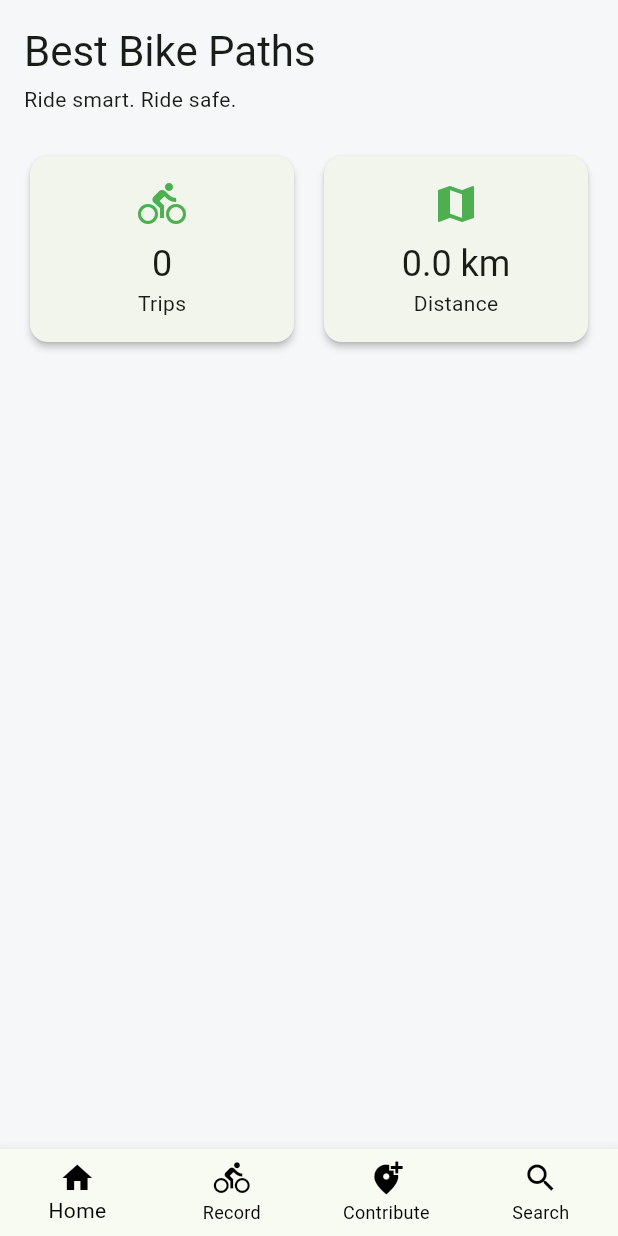
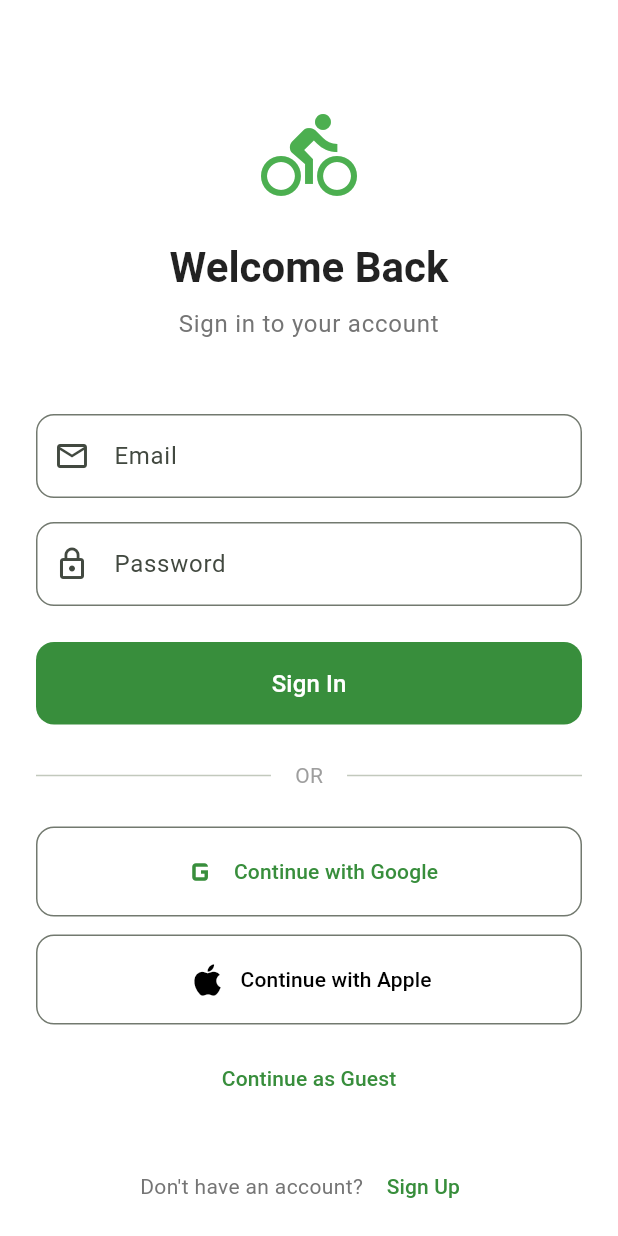
Before and after one commit to BBPpolimi/MurugesanPalanisamyMarasani, a Flutter app: the screen it shows after launch, on a phone screen of 412 x 824 dp. Run offline on Flutter 3.47's test engine with Material 3 defaults, Android fonts, the phone set to English and light mode, and no system bars; our stand-ins replace firebase_auth, firebase_core, flutter_riverpod, geolocator, google_sign_in, sensors_plus and 1 more; accounts and stored records are empty.

Commit message:
Added Login and Registration Pages. Implemented Firebase Authentication for Andriod Devices. IOS devices Firebase authentication is pending

```diff
--- a/lib/main.dart
+++ b/lib/main.dart
@@ -1,8 +1,13 @@
 import 'package:flutter/material.dart';
 import 'package:flutter_riverpod/flutter_riverpod.dart';
+import 'package:firebase_core/firebase_core.dart';
 import 'package:bbp_flutter/pages/home_page.dart';
+import 'package:bbp_flutter/pages/login_page.dart';
+import 'package:bbp_flutter/services/providers.dart';
 
-void main() {
+void main() async {
+  WidgetsFlutterBinding.ensureInitialized();
+  await Firebase.initializeApp();
   runApp(const ProviderScope(child: BBPApp()));
 }
 
@@ -14,7 +19,6 @@ class BBPApp extends StatelessWidget {
     return MaterialApp(
       title: 'Best Bike Path',
       debugShowCheckedModeBanner: false,
-
       theme: ThemeData(
         colorScheme: ColorScheme.fromSeed(
           seedColor: Colors.green,
@@ -27,14 +31,29 @@ class BBPApp extends StatelessWidget {
           elevation: 1,
         ),
         cardTheme: CardThemeData(
-        shape: RoundedRectangleBorder(
-          borderRadius: BorderRadius.circular(12),
+          shape: RoundedRectangleBorder(
+            borderRadius: BorderRadius.circular(12),
+          ),
+          elevation: 2,
         ),
-        elevation: 2,
-        ),
-      useMaterial3: true,
+        useMaterial3: true,
       ),
-      home: const HomePage(),
+      home: const AuthWrapper(),
     );
   }
 }
+
+class AuthWrapper extends ConsumerWidget {
+  const AuthWrapper({super.key});
+
+  @override
+  Widget build(BuildContext context, WidgetRef ref) {
+    final authState = ref.watch(authStateProvider);
+
+    return authState.when(
+      data: (user) => user != null ? const HomePage() : const LoginPage(),
+      loading: () => const Scaffold(body: Center(child: CircularProgressIndicator())),
+      error: (_, __) => const LoginPage(),
+    );
+  }
+}
--- /dev/null
+++ b/lib/pages/login_page.dart
@@ -0,0 +1,222 @@
+import 'package:flutter/material.dart';
+import 'package:flutter_riverpod/flutter_riverpod.dart';
+import '../services/providers.dart';
+import 'register_page.dart';
+
+class LoginPage extends ConsumerStatefulWidget {
+  const LoginPage({super.key});
+
+  @override
+  ConsumerState<LoginPage> createState() => _LoginPageState();
+}
+
+class _LoginPageState extends ConsumerState<LoginPage> {
+  final _emailController = TextEditingController();
+  final _passwordController = TextEditingController();
+  bool _isLoading = false;
+
+  Future<void> _login() async {
+    setState(() => _isLoading = true);
+    try {
+      await ref.read(authServiceProvider).signInWithEmail(
+            _emailController.text.trim(),
+            _passwordController.text,
+          );
+      // Main app will load automatically via AuthWrapper
+    } catch (e) {
+      if (mounted) {
+        ScaffoldMessenger.of(context).showSnackBar(
+          SnackBar(content: Text('Login failed: ${e.toString()}')),
+        );
+      }
+    } finally {
+      if (mounted) setState(() => _isLoading = false);
+    }
+  }
+
+  Future<void> _handleGuestLogin() async {
+    setState(() => _isLoading = true);
+    try {
+      await ref.read(authServiceProvider).signInAsGuest();
+    } catch (e) {
+      if (mounted) {
+        ScaffoldMessenger.of(context).showSnackBar(
+          SnackBar(content: Text('Guest login failed: ${e.toString()}')),
+        );
+      }
+    } finally {
+      if (mounted) setState(() => _isLoading = false);
+    }
+  }
+
+  Future<void> _handleGoogleLogin() async {
+    setState(() => _isLoading = true);
+    try {
+      await ref.read(authServiceProvider).signInWithGoogle();
+    } catch (e) {
+      if (mounted) {
+        ScaffoldMessenger.of(context).showSnackBar(
+          SnackBar(content: Text('Google login failed: ${e.toString()}')),
+        );
+      }
+    } finally {
+      if (mounted) setState(() => _isLoading = false);
+    }
+  }
+
+  Future<void> _handleAppleLogin() async {
+     setState(() => _isLoading = true);
+    try {
+      await ref.read(authServiceProvider).signInWithApple();
+    } catch (e) {
+      if (mounted) {
+        ScaffoldMessenger.of(context).showSnackBar(
+          SnackBar(content: Text('Apple login failed: ${e.toString()}')),
+        );
+      }
+    } finally {
+      if (mounted) setState(() => _isLoading = false);
+    }
+  }
+
+  @override
+  Widget build(BuildContext context) {
+    return Scaffold(
+      backgroundColor: Colors.white,
+      body: SafeArea(
+        child: SingleChildScrollView(
+          padding: const EdgeInsets.all(24.0),
+          child: Column(
+            crossAxisAlignment: CrossAxisAlignment.stretch,
+            children: [
+              const SizedBox(height: 48),
+              const Icon(Icons.directions_bike, size: 64, color: Colors.green),
+              const SizedBox(height: 24),
+              Text(
+                'Welcome Back',
+                textAlign: TextAlign.center,
+                style: Theme.of(context).textTheme.headlineMedium?.copyWith(
+                      fontWeight: FontWeight.bold,
+                      color: Colors.black87,
+                    ),
+              ),
+              const SizedBox(height: 8),
+              Text(
+                'Sign in to your account',
+                textAlign: TextAlign.center,
+                style: Theme.of(context).textTheme.bodyLarge?.copyWith(
+                      color: Colors.grey[600],
+                    ),
+              ),
+              const SizedBox(height: 48),
+              TextField(
+                controller: _emailController,
+                decoration: InputDecoration(
+                  labelText: 'Email',
+                  prefixIcon: const Icon(Icons.email_outlined),
+                  border: OutlineInputBorder(
+                    borderRadius: BorderRadius.circular(12),
+                  ),
+                ),
+                keyboardType: TextInputType.emailAddress,
+              ),
+              const SizedBox(height: 16),
+              TextField(
+                controller: _passwordController,
+                obscureText: true,
+                decoration: InputDecoration(
+                  labelText: 'Password',
+                  prefixIcon: const Icon(Icons.lock_outline),
+                  border: OutlineInputBorder(
+                    borderRadius: BorderRadius.circular(12),
+                  ),
+                ),
+              ),
+              const SizedBox(height: 24),
+              FilledButton(
+                onPressed: _isLoading ? null : _login,
+                style: FilledButton.styleFrom(
+                  padding: const EdgeInsets.symmetric(vertical: 16),
+                  shape: RoundedRectangleBorder(
+                    borderRadius: BorderRadius.circular(12),
+                  ),
+                ),
+                child: _isLoading
+                    ? const SizedBox(
+                        height: 20,
+                        width: 20,
+                        child: CircularProgressIndicator(
+                          strokeWidth: 2,
+                          color: Colors.white,
+                        ),
+                      )
+                    : const Text('Sign In', style: TextStyle(fontSize: 16)),
+              ),
+              const SizedBox(height: 24),
+              const Row(
+                children: [
+                  Expanded(child: Divider()),
+                  Padding(
+                    padding: EdgeInsets.symmetric(horizontal: 16),
+                    child: Text('OR', style: TextStyle(color: Colors.grey)),
+                  ),
+                  Expanded(child: Divider()),
+                ],
+              ),
+              const SizedBox(height: 24),
+              OutlinedButton.icon(
+                onPressed: _isLoading ? null : _handleGoogleLogin,
+                icon: const Icon(Icons.g_mobiledata, size: 28), // Use asset ideally
+                label: const Text('Continue with Google'),
+                style: OutlinedButton.styleFrom(
+                  padding: const EdgeInsets.symmetric(vertical: 16),
+                  shape: RoundedRectangleBorder(
+                    borderRadius: BorderRadius.circular(12),
+                  ),
+                ),
+              ),
+              const SizedBox(height: 12),
+              OutlinedButton.icon(
+                onPressed: _isLoading ? null : _handleAppleLogin,
+                icon: const Icon(Icons.apple, size: 28),
+                label: const Text('Continue with Apple'),
+                style: OutlinedButton.styleFrom(
+                  padding: const EdgeInsets.symmetric(vertical: 16),
+                  shape: RoundedRectangleBorder(
+                    borderRadius: BorderRadius.circular(12),
+                  ),
+                   foregroundColor: Colors.black,
+                ),
+              ),
+               const SizedBox(height: 12),
+              TextButton(
+                onPressed: _isLoading ? null : _handleGuestLogin,
+                child: const Text('Continue as Guest'),
+              ),
+              const SizedBox(height: 24),
+              Row(
+                mainAxisAlignment: MainAxisAlignment.center,
+                children: [
+                  Text(
+                    "Don't have an account? ",
+                    style: TextStyle(color: Colors.grey[600]),
+                  ),
+                  TextButton(
+                    onPressed: () {
+                      Navigator.push(
+                        context,
+                        MaterialPageRoute(
+                            builder: (context) => const RegisterPage()),
+                      );
+                    },
+                    child: const Text('Sign Up'),
+                  ),
+                ],
+              ),
+            ],
+          ),
+        ),
+      ),
+    );
+  }
+}
--- a/lib/services/providers.dart
+++ b/lib/services/providers.dart
@@ -1,5 +1,14 @@
 import 'package:flutter_riverpod/flutter_riverpod.dart';
 import 'trip_service.dart';
+import 'auth_service.dart';
+import '../models/app_user.dart';
 
 final tripServiceProvider =
     ChangeNotifierProvider<TripService>((ref) => TripService());
+
+final authServiceProvider = Provider<AuthService>((ref) => AuthService());
+
+final authStateProvider = StreamProvider<AppUser?>((ref) {
+  final authService = ref.watch(authServiceProvider);
+  return authService.authStateChanges;
+});
```
Also changed, not shown: lib/models/app_user.dart (added, +16 -0 lines), lib/pages/home_page.dart (+74 -4 lines), lib/pages/register_page.dart (added, +206 -0 lines), lib/services/auth_service.dart (added, +106 -0 lines), pubspec.yaml (+18 -14 lines), pubspec.lock, 7 other files.
